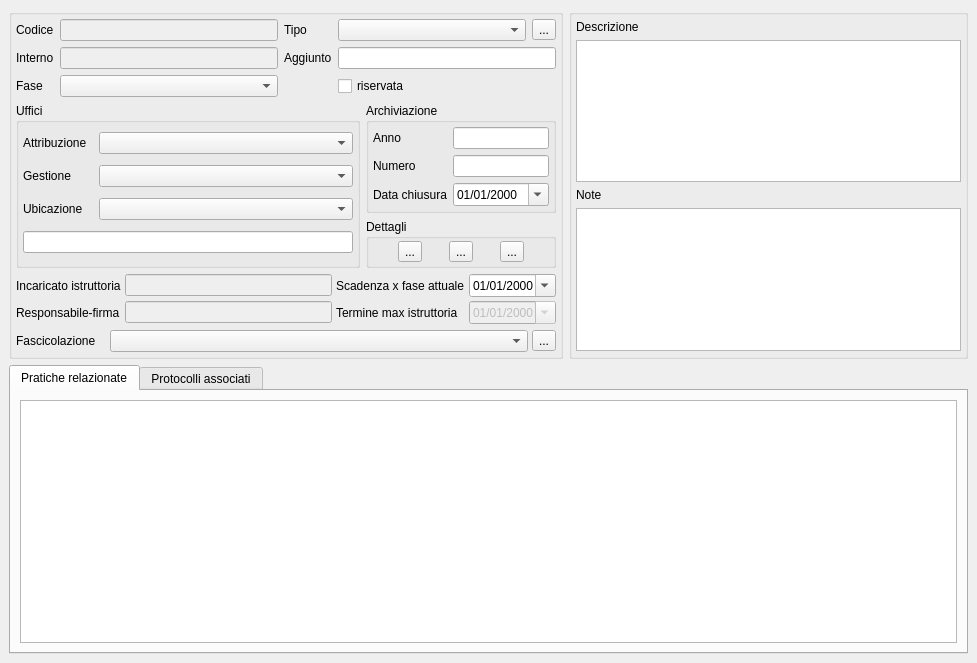
First picture: the form in src/com/axiastudio/suite/pratiche/forms/pratica.ui, repository tizianolattisi/suitegda, before the edit.
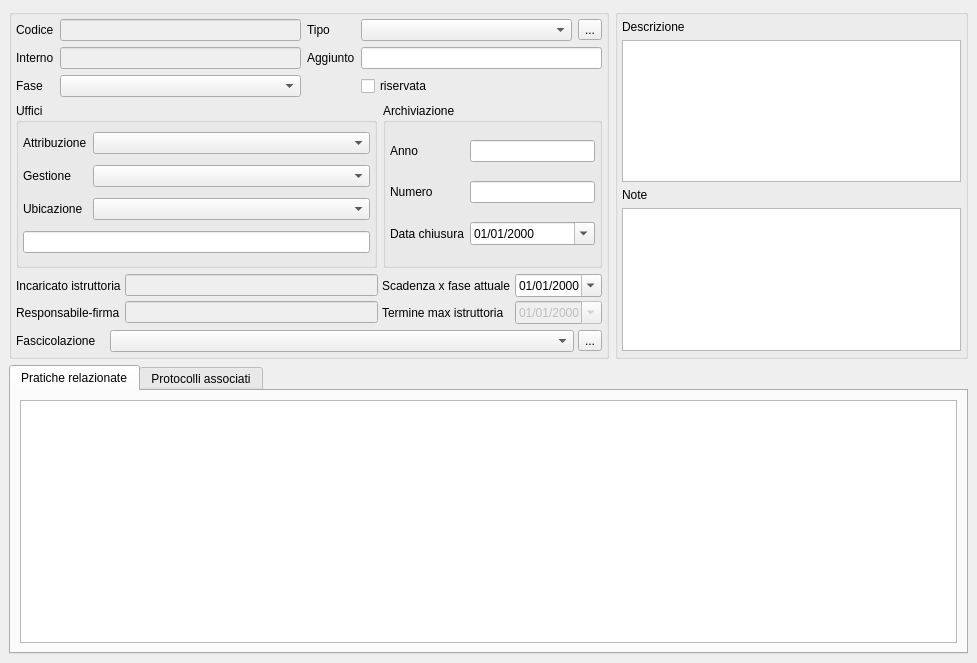
Second picture: the form after the edit. Custom widgets are drawn as their Qt base class.

Commit message: Layout pratiche parzialmente sistemato.

What changed in the file:
```diff
--- a/src/com/axiastudio/suite/pratiche/forms/pratica.ui
+++ b/src/com/axiastudio/suite/pratiche/forms/pratica.ui
@@ -139,12 +139,6 @@
       </property>
       <property name="minimumSize">
        <size>
-        <width>0</width>
-        <height>350</height>
-       </size>
-      </property>
-      <property name="maximumSize">
-       <size>
         <width>600</width>
         <height>350</height>
        </size>
@@ -277,35 +271,17 @@
          </item>
         </layout>
        </item>
-       <item row="1" column="0" rowspan="2">
+       <item row="1" column="0">
         <widget class="QGroupBox" name="groupBox_3">
-         <property name="minimumSize">
-          <size>
-           <width>344</width>
-           <height>0</height>
-          </size>
-         </property>
          <property name="title">
           <string>Uffici</string>
          </property>
-         <layout class="QGridLayout" name="gridLayout">
+         <layout class="QGridLayout" name="gridLayout" columnstretch="0,1">
           <property name="margin">
            <number>4</number>
           </property>
           <item row="0" column="0">
            <widget class="QLabel" name="label_8">
-            <property name="minimumSize">
-             <size>
-              <width>70</width>
-              <height>0</height>
-             </size>
-            </property>
-            <property name="maximumSize">
-             <size>
-              <width>70</width>
-              <height>16777215</height>
-             </size>
-            </property>
             <property name="text">
              <string>Attribuzione</string>
             </property>
@@ -326,18 +302,6 @@
           </item>
           <item row="1" column="0">
            <widget class="QLabel" name="label_9">
-            <property name="minimumSize">
-             <size>
-              <width>70</width>
-              <height>0</height>
-             </size>
-            </property>
-            <property name="maximumSize">
-             <size>
-              <width>70</width>
-              <height>16777215</height>
-             </size>
-            </property>
             <property name="text">
              <string>Gestione</string>
             </property>
@@ -358,18 +322,6 @@
           </item>
           <item row="2" column="0">
            <widget class="QLabel" name="label_10">
-            <property name="minimumSize">
-             <size>
-              <width>70</width>
-              <height>0</height>
-             </size>
-            </property>
-            <property name="maximumSize">
-             <size>
-              <width>70</width>
-              <height>16777215</height>
-             </size>
-            </property>
             <property name="text">
              <string>Ubicazione</string>
             </property>
@@ -402,7 +354,7 @@
         <widget class="QGroupBox" name="groupBox_4">
          <property name="maximumSize">
           <size>
-           <width>190</width>
+           <width>219</width>
            <height>16777215</height>
           </size>
          </property>
@@ -474,49 +426,7 @@
          </layout>
         </widget>
        </item>
-       <item row="2" column="1">
-        <widget class="QGroupBox" name="groupBox_5">
-         <property name="title">
-          <string>Dettagli</string>
-         </property>
-         <layout class="QHBoxLayout" name="horizontalLayout">
-          <property name="leftMargin">
-           <number>8</number>
-          </property>
-          <property name="topMargin">
-           <number>0</number>
-          </property>
-          <property name="rightMargin">
-           <number>8</number>
-          </property>
-          <property name="bottomMargin">
-           <number>0</number>
-          </property>
-          <item>
-           <widget class="QToolButton" name="toolButton">
-            <property name="text">
-             <string>...</string>
-            </property>
-           </widget>
-          </item>
-          <item>
-           <widget class="QToolButton" name="toolButton_2">
-            <property name="text">
-             <string>...</string>
-            </property>
-           </widget>
-          </item>
-          <item>
-           <widget class="QToolButton" name="toolButton_3">
-            <property name="text">
-             <string>...</string>
-            </property>
-           </widget>
-          </item>
-         </layout>
-        </widget>
-       </item>
-       <item row="3" column="0" colspan="2">
+       <item row="2" column="0" colspan="2">
         <layout class="QGridLayout" name="gridLayout_4">
          <property name="spacing">
           <number>4</number>
@@ -568,6 +478,40 @@
            </property>
           </widget>
          </item>
+         <item row="0" column="3">
+          <widget class="com.axiastudio.pypapi.ui.widgets.PyPaPiDateEdit" name="dateEdit_datascadenza">
+           <property name="sizePolicy">
+            <sizepolicy hsizetype="Minimum" vsizetype="Fixed">
+             <horstretch>0</horstretch>
+             <verstretch>0</verstretch>
+            </sizepolicy>
+           </property>
+           <property name="minimumSize">
+            <size>
+             <width>0</width>
+             <height>0</height>
+            </size>
+           </property>
+           <property name="maximumSize">
+            <size>
+             <width>110</width>
+             <height>16777215</height>
+            </size>
+           </property>
+           <property name="displayFormat">
+            <string>dd/MM/yyyy</string>
+           </property>
+           <property name="calendarPopup">
+            <bool>true</bool>
+           </property>
+           <property name="column" stdset="0">
+            <string>datascadenza</string>
+           </property>
+           <property name="export" stdset="0">
+            <bool>true</bool>
+           </property>
+          </widget>
+         </item>
          <item row="1" column="0">
           <widget class="QLabel" name="label_17">
            <property name="text">
@@ -594,7 +538,7 @@
            </property>
            <property name="maximumSize">
             <size>
-             <width>90</width>
+             <width>110</width>
              <height>16777215</height>
             </size>
            </property>
@@ -621,43 +565,9 @@
            </property>
           </widget>
          </item>
-         <item row="0" column="3">
-          <widget class="com.axiastudio.pypapi.ui.widgets.PyPaPiDateEdit" name="dateEdit_datascadenza">
-           <property name="sizePolicy">
-            <sizepolicy hsizetype="Minimum" vsizetype="Fixed">
-             <horstretch>0</horstretch>
-             <verstretch>0</verstretch>
-            </sizepolicy>
-           </property>
-           <property name="minimumSize">
-            <size>
-             <width>0</width>
-             <height>0</height>
-            </size>
-           </property>
-           <property name="maximumSize">
-            <size>
-             <width>90</width>
-             <height>16777215</height>
-            </size>
-           </property>
-           <property name="displayFormat">
-            <string>dd/MM/yyyy</string>
-           </property>
-           <property name="calendarPopup">
-            <bool>true</bool>
-           </property>
-           <property name="column" stdset="0">
-            <string>datascadenza</string>
-           </property>
-           <property name="export" stdset="0">
-            <bool>true</bool>
-           </property>
-          </widget>
-         </item>
         </layout>
        </item>
-       <item row="4" column="0" colspan="2">
+       <item row="3" column="0" colspan="2">
         <layout class="QHBoxLayout" name="horizontalLayout_3">
          <property name="spacing">
           <number>4</number>
```
Left out of the diff: 25 changed lines with no effect on the pictures.
